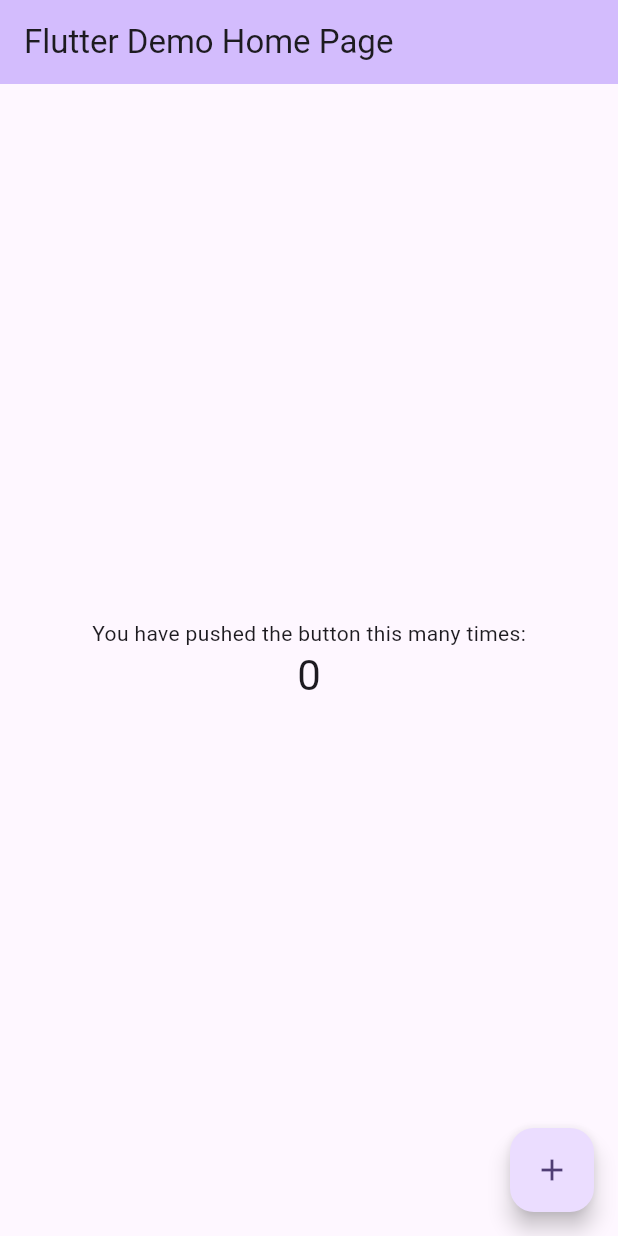
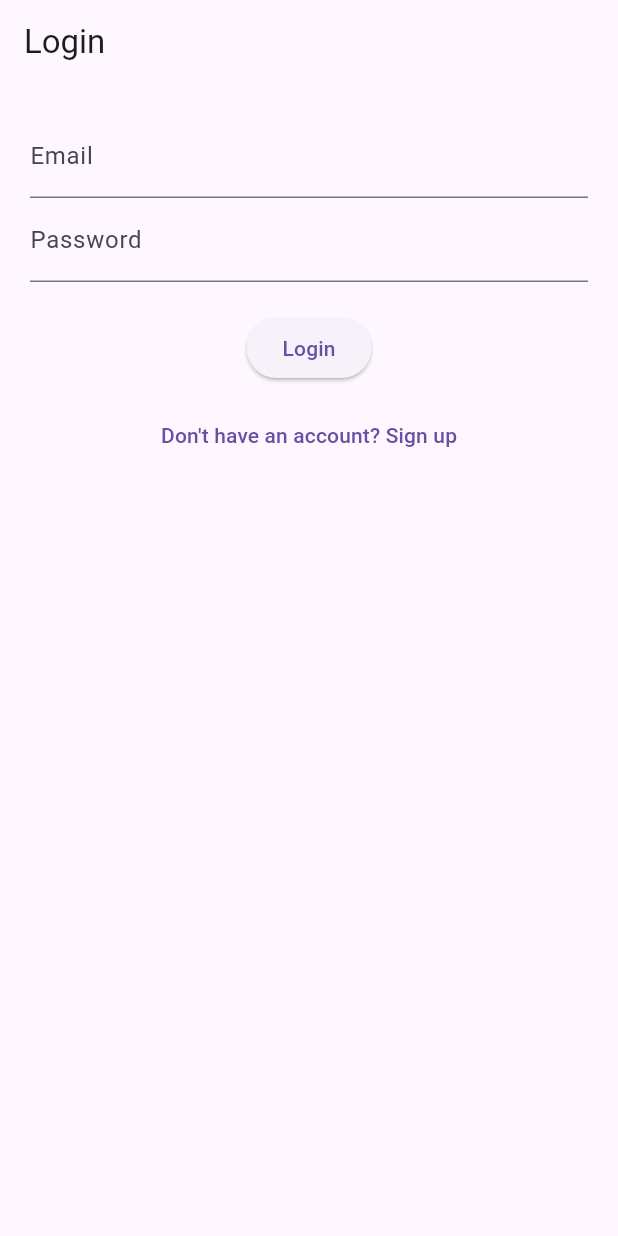
Before and after one commit to Mafia-Deadend/taha_project, a Flutter app: the screen it shows after launch, on a phone screen of 412 x 824 dp. Run offline on Flutter 3.47's test engine with Material 3 defaults, Android fonts, the phone set to English and light mode, and no system bars.

Commit message:
modified:   MOBILE_VIRJIN/app/secure_talks/lib/main.dart 	new file:   MOBILE_VIRJIN/app/secure_talks/lib/screens/dashboard_screen.dart 	new file:   MOBILE_VIRJIN/app/secure_talks/lib/screens/home_screen.dart 	new file:   MOBILE_VIRJIN/app/secure_talks/lib/screens/login_screen.dart 	new file:   MOBILE_VIRJIN/app/secure_talks/lib/screens/signup_screen.dart 	new file:   MOBILE_VIRJIN/app/secure_talks/lib/screens/splash_screen.dart 	new file:   MOBILE_VIRJIN/app/secure_talks/lib/services/api_service.dart 	new file:   MOBILE_VIRJIN/app/secure_talks/lib/services/auth_service.dart 	new file:   MOBILE_VIRJIN/app/secure_talks/lib/utils/constants.dart 	new file:   MOBILE_VIRJIN/app/secure_talks/lib/widgets/action_button.dart 	new file:   MOBILE_VIRJIN/app/secure_talks/lib/widgets/custom_input.dart 	new file:   MOBILE_VIRJIN/app/secure_talks/lib/widgets/stat_card.dart 	modified:   MOBILE_VIRJIN/app/secure_talks/linux/flutter/generated_plugin_registrant.cc 	modified:   MOBILE_VIRJIN/app/secure_talks/linux/flutter/generated_plugins.cmake 	modified:   MOBILE_VIRJIN/app/secure_talks/macos/Flutter/GeneratedPluginRegistrant.swift 	modified:   MOBILE_VIRJIN/app/secure_talks/pubspec.lock 	modified:   MOBILE_VIRJIN/app/secure_talks/pubspec.yaml 	modified:   MOBILE_VIRJIN/app/secure_talks/windows/flutter/generated_plugin_registrant.cc 	modified:   MOBILE_VIRJIN/app/secure_talks/windows/flutter/generated_plugins.cmake 	modified:   __pycache__/api.cpython-313.pyc 	modified:   steganography.db

```diff
--- a/MOBILE_VIRJIN/app/secure_talks/lib/main.dart
+++ b/MOBILE_VIRJIN/app/secure_talks/lib/main.dart
@@ -1,4 +1,5 @@
 import 'package:flutter/material.dart';
+import 'screens/splash_screen.dart';
 
 void main() {
   runApp(const MyApp());
@@ -7,116 +8,16 @@ void main() {
 class MyApp extends StatelessWidget {
   const MyApp({super.key});
 
-  // This widget is the root of your application.
   @override
   Widget build(BuildContext context) {
     return MaterialApp(
-      title: 'Flutter Demo',
+      title: 'Stego App',
+      debugShowCheckedModeBanner: false,
       theme: ThemeData(
-        // This is the theme of your application.
-        //
-        // TRY THIS: Try running your application with "flutter run". You'll see
-        // the application has a purple toolbar. Then, without quitting the app,
-        // try changing the seedColor in the colorScheme below to Colors.green
-        // and then invoke "hot reload" (save your changes or press the "hot
-        // reload" button in a Flutter-supported IDE, or press "r" if you used
-        // the command line to start the app).
-        //
-        // Notice that the counter didn't reset back to zero; the application
-        // state is not lost during the reload. To reset the state, use hot
-        // restart instead.
-        //
-        // This works for code too, not just values: Most code changes can be
-        // tested with just a hot reload.
-        colorScheme: ColorScheme.fromSeed(seedColor: Colors.deepPurple),
+        primarySwatch: Colors.indigo,
+        useMaterial3: true,
       ),
-      home: const MyHomePage(title: 'Flutter Demo Home Page'),
+      home: const SplashScreen(),
     );
   }
 }
-
-class MyHomePage extends StatefulWidget {
-  const MyHomePage({super.key, required this.title});
-
-  // This widget is the home page of your application. It is stateful, meaning
-  // that it has a State object (defined below) that contains fields that affect
-  // how it looks.
-
-  // This class is the configuration for the state. It holds the values (in this
-  // case the title) provided by the parent (in this case the App widget) and
-  // used by the build method of the State. Fields in a Widget subclass are
-  // always marked "final".
-
-  final String title;
-
-  @override
-  State<MyHomePage> createState() => _MyHomePageState();
-}
-
-class _MyHomePageState extends State<MyHomePage> {
-  int _counter = 0;
-
-  void _incrementCounter() {
-    setState(() {
-      // This call to setState tells the Flutter framework that something has
-      // changed in this State, which causes it to rerun the build method below
-      // so that the display can reflect the updated values. If we changed
-      // _counter without calling setState(), then the build method would not be
-      // called again, and so nothing would appear to happen.
-      _counter++;
-    });
-  }
-
-  @override
-  Widget build(BuildContext context) {
-    // This method is rerun every time setState is called, for instance as done
-    // by the _incrementCounter method above.
-    //
-    // The Flutter framework has been optimized to make rerunning build methods
-    // fast, so that you can just rebuild anything that needs updating rather
-    // than having to individually change instances of widgets.
-    return Scaffold(
-      appBar: AppBar(
-        // TRY THIS: Try changing the color here to a specific color (to
-        // Colors.amber, perhaps?) and trigger a hot reload to see the AppBar
-        // change color while the other colors stay the same.
-        backgroundColor: Theme.of(context).colorScheme.inversePrimary,
-        // Here we take the value from the MyHomePage object that was created by
-        // the App.build method, and use it to set our appbar title.
-        title: Text(widget.title),
-      ),
-      body: Center(
-        // Center is a layout widget. It takes a single child and positions it
-        // in the middle of the parent.
-        child: Column(
-          // Column is also a layout widget. It takes a list of children and
-          // arranges them vertically. By default, it sizes itself to fit its
-          // children horizontally, and tries to be as tall as its parent.
-          //
-          // Column has various properties to control how it sizes itself and
-          // how it positions its children. Here we use mainAxisAlignment to
-          // center the children vertically; the main axis here is the vertical
-          // axis because Columns are vertical (the cross axis would be
-          // horizontal).
-          //
-          // TRY THIS: Invoke "debug painting" (choose the "Toggle Debug Paint"
-          // action in the IDE, or press "p" in the console), to see the
-          // wireframe for each widget.
-          mainAxisAlignment: MainAxisAlignment.center,
-          children: <Widget>[
-            const Text('You have pushed the button this many times:'),
-            Text(
-              '$_counter',
-              style: Theme.of(context).textTheme.headlineMedium,
-            ),
-          ],
-        ),
-      ),
-      floatingActionButton: FloatingActionButton(
-        onPressed: _incrementCounter,
-        tooltip: 'Increment',
-        child: const Icon(Icons.add),
-      ), // This trailing comma makes auto-formatting nicer for build methods.
-    );
-  }
-}
--- /dev/null
+++ b/MOBILE_VIRJIN/app/secure_talks/lib/screens/login_screen.dart
@@ -0,0 +1,87 @@
+import 'package:flutter/material.dart';
+import 'signup_screen.dart';
+import 'home_screen.dart';
+import 'package:secure_talks/services/auth_service.dart';
+
+class LoginScreen extends StatefulWidget {
+  const LoginScreen({super.key});
+
+  @override
+  State<LoginScreen> createState() => _LoginScreenState();
+}
+
+class _LoginScreenState extends State<LoginScreen> {
+  final TextEditingController emailController = TextEditingController();
+  final TextEditingController passwordController = TextEditingController();
+  bool isLoading = false;
+  String error = '';
+
+  void handleLogin() async {
+    setState(() {
+      isLoading = true;
+      error = '';
+    });
+
+    final result = await AuthService.login(
+      emailController.text,
+      passwordController.text,
+    );
+
+    setState(() {
+      isLoading = false;
+    });
+
+    if (result['success']) {
+      Navigator.pushReplacement(
+        context,
+        MaterialPageRoute(builder: (context) => const HomeScreen()),
+      );
+    } else {
+      setState(() {
+        error = result['message'];
+      });
+    }
+  }
+
+  @override
+  Widget build(BuildContext context) {
+    return Scaffold(
+      appBar: AppBar(title: const Text("Login")),
+      body: Padding(
+        padding: const EdgeInsets.all(20),
+        child: Column(
+          children: [
+            if (error.isNotEmpty)
+              Text(error, style: const TextStyle(color: Colors.red)),
+            TextField(
+              controller: emailController,
+              decoration: const InputDecoration(labelText: "Email"),
+            ),
+            TextField(
+              controller: passwordController,
+              obscureText: true,
+              decoration: const InputDecoration(labelText: "Password"),
+            ),
+            const SizedBox(height: 20),
+            ElevatedButton(
+              onPressed: isLoading ? null : handleLogin,
+              child: isLoading
+                  ? const CircularProgressIndicator()
+                  : const Text("Login"),
+            ),
+            const SizedBox(height: 10),
+            TextButton(
+              onPressed: () {
+                Navigator.pushReplacement(
+                  context,
+                  MaterialPageRoute(builder: (_) => const SignupScreen()),
+                );
+              },
+              child: const Text("Don't have an account? Sign up"),
+            )
+          ],
+        ),
+      ),
+    );
+  }
+}
--- a/MOBILE_VIRJIN/app/secure_talks/pubspec.yaml
+++ b/MOBILE_VIRJIN/app/secure_talks/pubspec.yaml
@@ -34,6 +34,10 @@ dependencies:
   # The following adds the Cupertino Icons font to your application.
   # Use with the CupertinoIcons class for iOS style icons.
   cupertino_icons: ^1.0.8
+  http: ^1.3.0
+  flutter_secure_storage: ^9.0.0
+  provider: ^6.0.0
+  shared_preferences: ^2.0.15
 
 dev_dependencies:
   flutter_test:
```
Also changed, not shown: MOBILE_VIRJIN/app/secure_talks/lib/screens/home_screen.dart (added, +19 -0 lines), MOBILE_VIRJIN/app/secure_talks/lib/screens/signup_screen.dart (added, +87 -0 lines), MOBILE_VIRJIN/app/secure_talks/lib/screens/splash_screen.dart (added, +40 -0 lines), MOBILE_VIRJIN/app/secure_talks/lib/services/auth_service.dart (added, +56 -0 lines), MOBILE_VIRJIN/app/secure_talks/lib/screens/dashboard_screen.dart (added), MOBILE_VIRJIN/app/secure_talks/lib/services/api_service.dart (added), MOBILE_VIRJIN/app/secure_talks/lib/utils/constants.dart (added), MOBILE_VIRJIN/app/secure_talks/lib/widgets/action_button.dart (added), MOBILE_VIRJIN/app/secure_talks/lib/widgets/custom_input.dart (added), MOBILE_VIRJIN/app/secure_talks/lib/widgets/stat_card.dart (added), MOBILE_VIRJIN/app/secure_talks/pubspec.lock, 6 other files.
